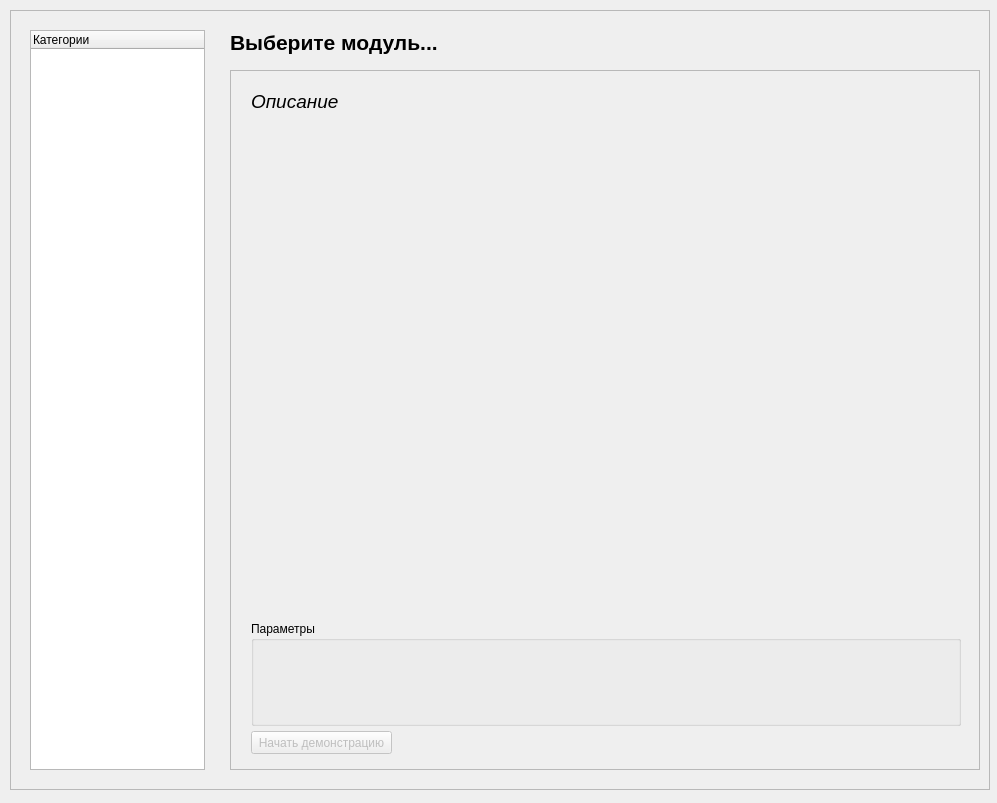
The window that common/ui/frameMenu.ui (yorsenai/AIDemonstrationStand) describes before a commit, drawn with Qt 5.
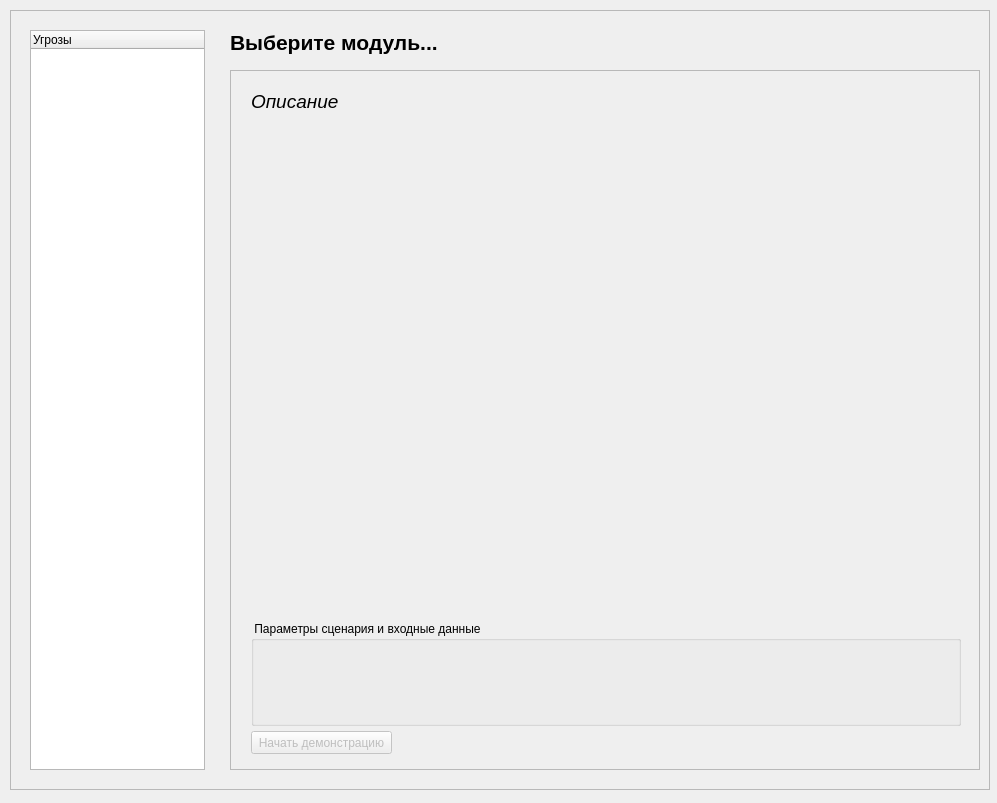
The same window after the commit.

What changed in the file:
```diff
--- a/common/ui/frameMenu.ui
+++ b/common/ui/frameMenu.ui
@@ -39,7 +39,7 @@
     </property>
     <column>
      <property name="text">
-      <string>Категории</string>
+      <string>Угрозы</string>
      </property>
     </column>
    </widget>
@@ -177,7 +177,7 @@
        </rect>
       </property>
       <property name="title">
-       <string>Параметры</string>
+       <string> Параметры сценария и входные данные</string>
       </property>
      </widget>
     </widget>
```
